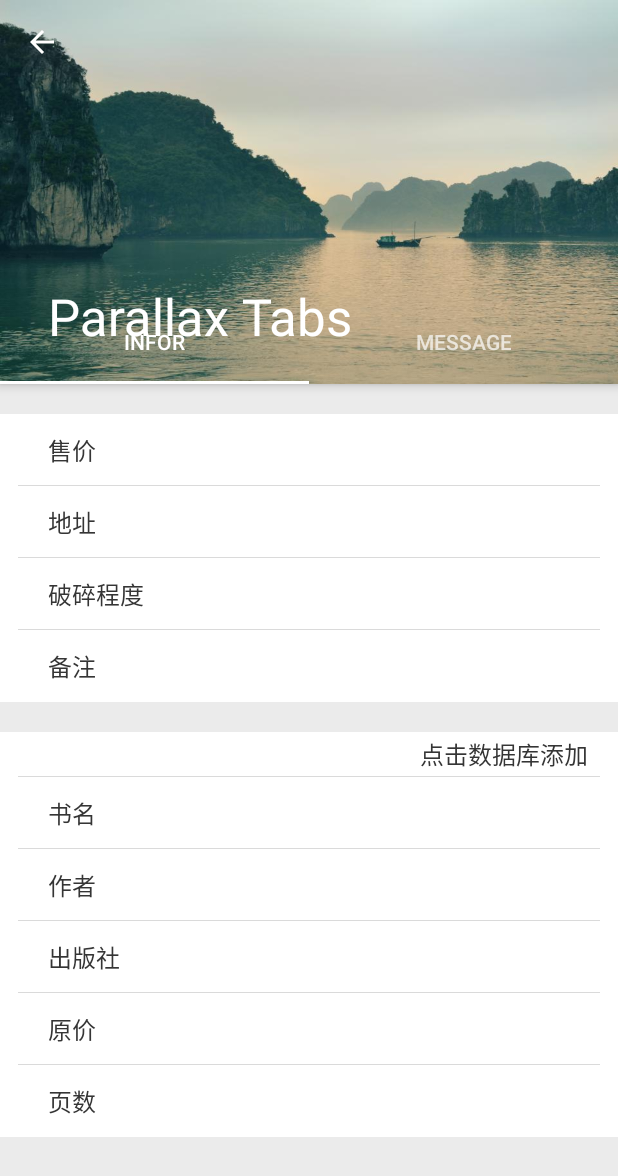
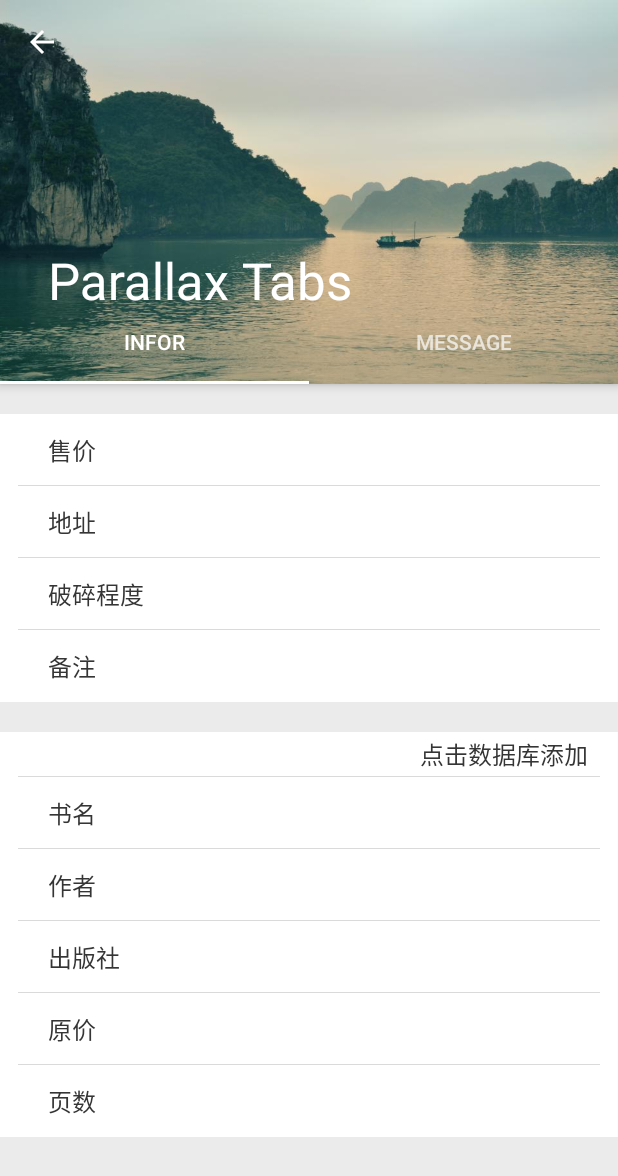
Before and after one commit to zycs-hub/Phone, an Android app: the MyCenterBookDetailActivity screen opened directly, with no data from a screen before it, on a phone screen of 412 x 824 dp. Shown: the top 1176 px of the screen. Run offline under Robolectric (Android 15) with nearby library versions, the phone set to English and light mode, and no system bars; libraries missing offline, so code that uses them is left out: android.support.v7, com.afollestad.materialdialogs; pictures from the network do not load; 2 statements that could not run were skipped.

```diff
--- a/stry/app/build.gradle
+++ b/stry/app/build.gradle
@@ -6,7 +6,7 @@ android {
 
     defaultConfig {
         applicationId "com.example.zy.stry"
-        minSdkVersion 17
+        minSdkVersion 21
         targetSdkVersion 22
         versionCode 1
         versionName "1.0"
--- a/stry/app/src/main/java/com/example/zy/stry/LogForT.java
+++ b/stry/app/src/main/java/com/example/zy/stry/LogForT.java
@@ -73,7 +73,7 @@ public class LogForT extends Activity {
                                 ///job.execSQL("DROP TABLE IF EXISTS books");
                                 DatabaseHandler db = new DatabaseHandler(getApplicationContext());
 
-                                db.deleteCourses();
+                                //db.deleteCourses();
                                 long param = db.addData(BookGlobla.lts);
                                // if (param != BookGlobla.lts.size()) Toast.makeText(LogForT.this, "err", Toast.LENGTH_LONG).show();
                                 //Bundle data = new Bundle();
--- a/stry/app/src/main/java/com/example/zy/stry/MainActivity.java
+++ b/stry/app/src/main/java/com/example/zy/stry/MainActivity.java
@@ -4,6 +4,7 @@ import com.example.zy.stry.lib.DatabaseHandler;
 import com.example.zy.stry.lib.NetWorkChecker;
 
 import android.content.SharedPreferences;
+import android.database.sqlite.SQLiteDatabase;
 import android.os.Bundle;
 import android.os.Handler;
 import android.os.Message;
@@ -86,6 +87,8 @@ public class MainActivity extends AppCompatActivity {
         settings = getSharedPreferences(PREFS_NAME, MODE_PRIVATE);
         prefEditor = settings.edit();
         db = new DatabaseHandler(getApplicationContext());
+        //SQLiteDatabase job=db.getWritableDatabase();
+        //db.onUpgrade(job,0,1);
         fmg = getSupportFragmentManager();
         toast = Toast.makeText(getApplicationContext(), "再按一次退出", Toast.LENGTH_SHORT);
 
--- a/stry/app/src/main/java/com/example/zy/stry/MyCenterBookDetailActivity.java
+++ b/stry/app/src/main/java/com/example/zy/stry/MyCenterBookDetailActivity.java
@@ -23,7 +23,9 @@ import android.widget.Toast;
 import android.support.v7.graphics.Palette;
 
 
+import com.bumptech.glide.Glide;
 import com.example.zy.stry.fragment.MCDetailFragment;
+import com.example.zy.stry.util.UserbookGlobla;
 
 import java.util.ArrayList;
 import java.util.List;
@@ -32,6 +34,9 @@ import java.util.List;
  * Created by zy on 15/9/21.
  */
 public class MyCenterBookDetailActivity extends AppCompatActivity {
+    String bookname;
+    int position;
+    ImageView header=null;
     @Override
     protected void onCreate(Bundle savedInstanceState) {
         super.onCreate(savedInstanceState);
@@ -48,6 +53,15 @@ public class MyCenterBookDetailActivity extends AppCompatActivity {
                 onBackPressed();
             }
         });
+//
+//        　∧__∧
+//        　( ●ω●)
+//        　｜つ／(＿＿＿
+//        ／└-(＿＿＿_／
+
+        bookname =  getIntent().getStringExtra("book");
+        position =  getIntent().getIntExtra("position", 0);
+
 
         final ViewPager viewPager = (ViewPager) findViewById(R.id.Mc_detail_viewpager);
         setupViewPager(viewPager);
@@ -58,8 +72,15 @@ public class MyCenterBookDetailActivity extends AppCompatActivity {
 
         final CollapsingToolbarLayout collapsingToolbarLayout = (CollapsingToolbarLayout) findViewById(R.id.Mc_detail_collasp_toolbar);
         //collapsingToolbarLayout.setTitleEnabled(false);
+        collapsingToolbarLayout.setTitle(bookname);
 
-        ImageView header = (ImageView) findViewById(R.id.Mc_detail_head_image);
+         header = (ImageView) findViewById(R.id.Mc_detail_head_image);
+
+        if (UserbookGlobla.lts.get(position).image!=null)
+        Glide.with(header.getContext())
+                .load(UserbookGlobla.lts.get(position).image)
+                .fitCenter()
+                .into(header);
 
 //        Bitmap bitmap = BitmapFactory.decodeResource(getResources(),
 //                R.drawable.header);
@@ -115,9 +136,10 @@ public class MyCenterBookDetailActivity extends AppCompatActivity {
     }
 
     private void setupViewPager(ViewPager viewPager) {
+
         ViewPagerAdapter adapter = new ViewPagerAdapter(getSupportFragmentManager());
-        adapter.addFrag(new MCDetailFragment(), "infor");
-        adapter.addFrag(new MCDetailFragment(), "message");
+        adapter.addFrag(new MCDetailFragment(), "infor",bookname);
+        adapter.addFrag(new MCDetailFragment(), "message",bookname);
        // adapter.addFrag(new DummyFragment(getResources().getColor(R.color.button_material_dark)), "MOUSE");
         viewPager.setAdapter(adapter);
     }
@@ -142,7 +164,10 @@ public class MyCenterBookDetailActivity extends AppCompatActivity {
             return mFragmentList.size();
         }
 
-        public void addFrag(Fragment fragment, String title) {
+        public void addFrag(Fragment fragment, String title,String bookname) {
+            Bundle args = new Bundle();
+            args.putSerializable("book", bookname);
+            fragment.setArguments(args);
             mFragmentList.add(fragment);
             mFragmentTitleList.add(title);
         }
@@ -189,4 +214,14 @@ public class MyCenterBookDetailActivity extends AppCompatActivity {
 //            return view;
 //        }
 //    }
+@Override
+public void onStart() {
+    super.onStart();
+    if (UserbookGlobla.lts.get(position).image!=null)
+        Glide.with(header.getContext())
+                .load(UserbookGlobla.lts.get(position).image)
+                .fitCenter()
+                .into(header);
+
 }
+}
--- a/stry/app/src/main/java/com/example/zy/stry/SelectFromT.java
+++ b/stry/app/src/main/java/com/example/zy/stry/SelectFromT.java
@@ -166,7 +166,7 @@ public class SelectFromT extends Activity {
                // saveAll();
                 //main_body_lin.removeAllViews();
                 db.close();
-                Intent intent_1 = new Intent(SelectFromT.this, MyCenterFragment.class);
+                Intent intent_1 = new Intent(SelectFromT.this, MainActivity.class);
                 startActivity(intent_1);
                 finish();
             }
--- a/stry/app/src/main/java/com/example/zy/stry/fragment/MCDetailFragment.java
+++ b/stry/app/src/main/java/com/example/zy/stry/fragment/MCDetailFragment.java
@@ -12,6 +12,7 @@ import android.widget.RelativeLayout;
 
 import com.afollestad.materialdialogs.MaterialDialog;
 import com.example.zy.stry.ChooseActivity;
+import com.example.zy.stry.MyCenterBookDetailActivity;
 import com.example.zy.stry.R;
 
 /**
@@ -22,6 +23,13 @@ public class MCDetailFragment extends Fragment {
     @Override
     public View onCreateView(LayoutInflater inflater, ViewGroup container,
                              Bundle savedInstanceState) {
+        //        　∧__∧
+//        　( ●ω●)
+//        　｜つ／(＿＿＿
+//        ／└-(＿＿＿_／
+        Bundle bundle = this.getArguments();
+        final String book = bundle.getString("book");
+
 
 
         View view = inflater.inflate(R.layout.fragment_mcd_infor, container, false);
@@ -30,9 +38,15 @@ public class MCDetailFragment extends Fragment {
 
         add.setOnClickListener(new View.OnClickListener() {
             @Override
-            public void onClick(View view) {
+            public void onClick(View view){
+            //           ∧__∧
+            //        　( ●ω●)
+            //        　｜つ／(＿＿＿
+            //        ／└-(＿＿＿_／
+
 
                 Intent intent = new Intent(getActivity(), ChooseActivity.class);
+                intent.putExtra("book", book);
                 startActivity(intent);
 
             }
--- a/stry/app/src/main/res/layout/activity_mycentre_detail.xml
+++ b/stry/app/src/main/res/layout/activity_mycentre_detail.xml
@@ -16,6 +16,7 @@
         android:theme="@style/ThemeOverlay.AppCompat.Dark.ActionBar">
 
         <android.support.design.widget.CollapsingToolbarLayout
+            app:expandedTitleMarginBottom="?attr/actionBarSize"
             android:id="@+id/Mc_detail_collasp_toolbar"
             android:layout_width="match_parent"
             android:layout_height="256dp"
--- a/stry/app/src/main/res/layout/fragment_mcd_infor.xml
+++ b/stry/app/src/main/res/layout/fragment_mcd_infor.xml
@@ -460,9 +460,7 @@
                 <!--android:textSize="16sp" />-->
 
         <!--</RelativeLayout>-->
-        <TextView
-            android:layout_width="fill_parent"
-            android:layout_height="100dp" />
+
 
     </LinearLayout>
 </android.support.v4.widget.NestedScrollView>
--- a/stry/app/src/main/res/layout/main_page_1.xml
+++ b/stry/app/src/main/res/layout/main_page_1.xml
@@ -7,7 +7,9 @@
         android:choiceMode="multipleChoice"
         android:layout_width="match_parent"
         android:layout_height="match_parent"
-        android:divider="#f000"
-        android:dividerHeight="2px">
+        style="?android:attr/listSeparatorTextViewStyle"
+        android:dividerHeight="2px"
+        android:background="?android:attr/listDivider"
+        >
     </ListView>
 </LinearLayout>
```
Also changed, not shown: stry/app/src/main/java/com/example/zy/stry/ChooseActivity.java (+33 -2 lines), stry/app/src/main/java/com/example/zy/stry/MyCenterFragment.java (+37 -6 lines), stry/app/src/main/java/com/example/zy/stry/entity/BookEntity.java (+5 -2 lines), stry/app/src/main/java/com/example/zy/stry/lib/DatabaseHandler.java (+20 -4 lines), stry/app/src/main/java/com/example/zy/stry/util/UserbookGlobla.java (added, +12 -0 lines), 1 other file.
